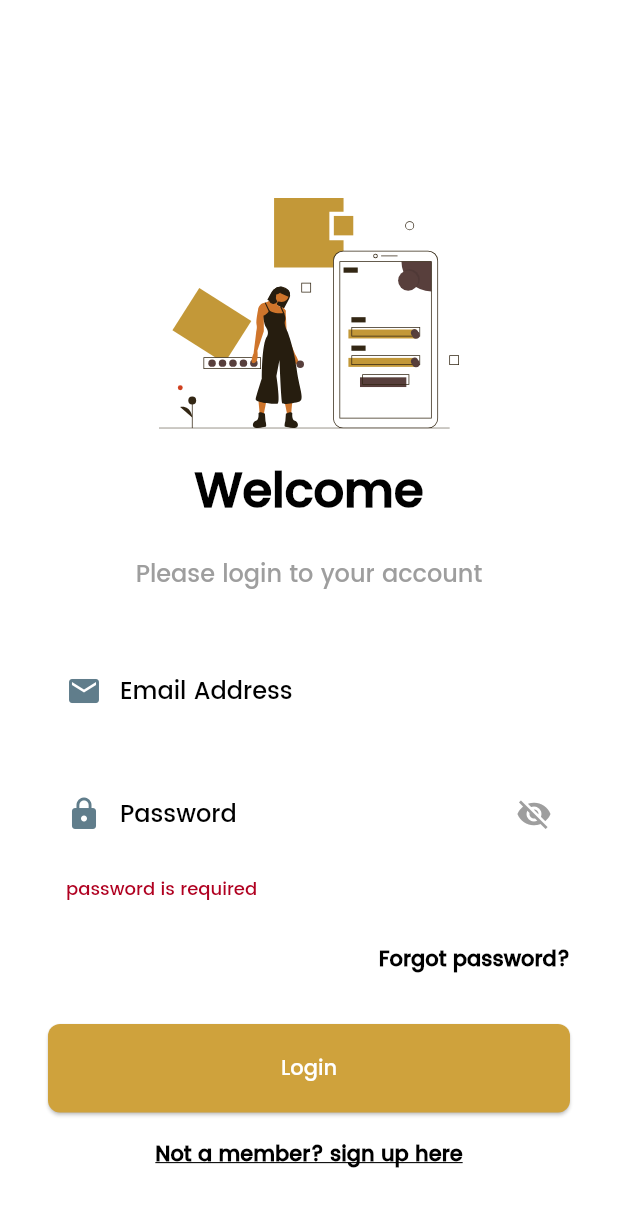
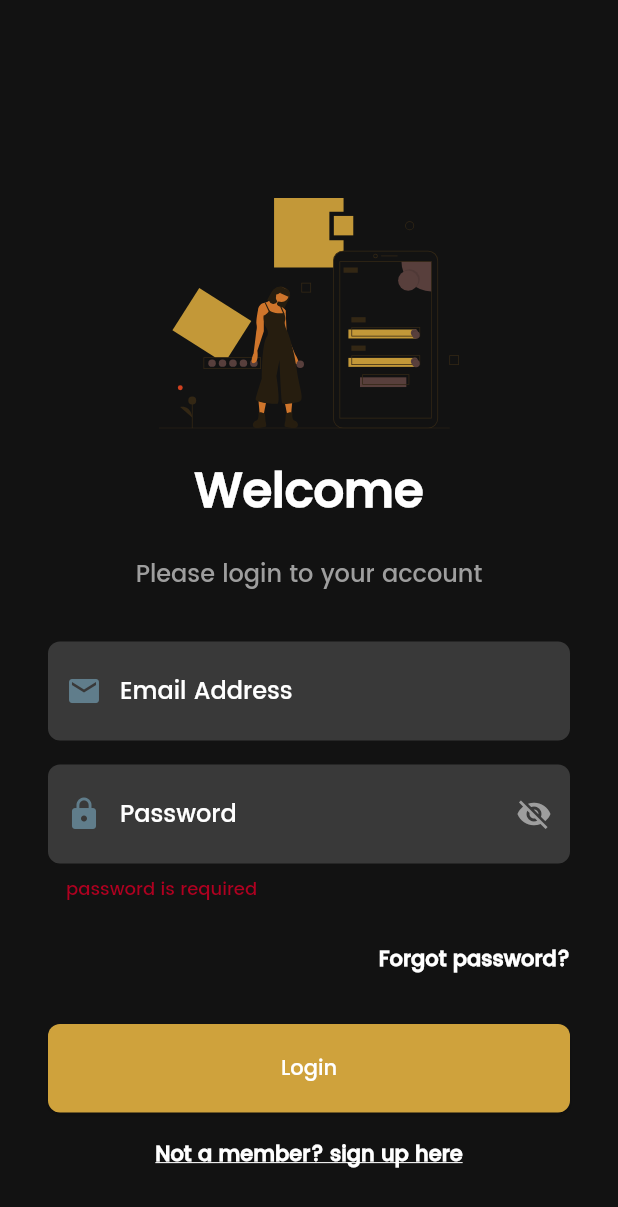
Before and after one commit to zubisofts/ni_trades, a Flutter app: the screen it shows after launch, on a phone screen of 412 x 824 dp. Shown: the top 1207 px of the screen. Run offline on Flutter 3.47's test engine with Material 2 defaults, Android fonts, the light colour scheme and no system bars; our stand-ins replace awesome_dialog, bloc, cached_network_image, cloud_firestore, currency_text_input_formatter, entry and 13 more; missing offline and left inert: flutter_paystack, sk_onboarding_screen; accounts and stored records are empty.

Commit message:
Added Screenshots

```diff
--- a/lib/main.dart
+++ b/lib/main.dart
@@ -66,7 +66,7 @@ class _MyAppState extends State<MyApp> {
             debugShowCheckedModeBanner: false,
             darkTheme: AppTheme.darkTheme,
             theme: AppTheme.lightTheme,
-            themeMode: isDarkTheme ? ThemeMode.dark : ThemeMode.light,
+            themeMode: ThemeMode.dark,
             home: App(),
           );
         },
```
Also changed, not shown: assets/dashboard.png (added), assets/login.png (added), assets/packages.png (added), assets/signup.png (added).
